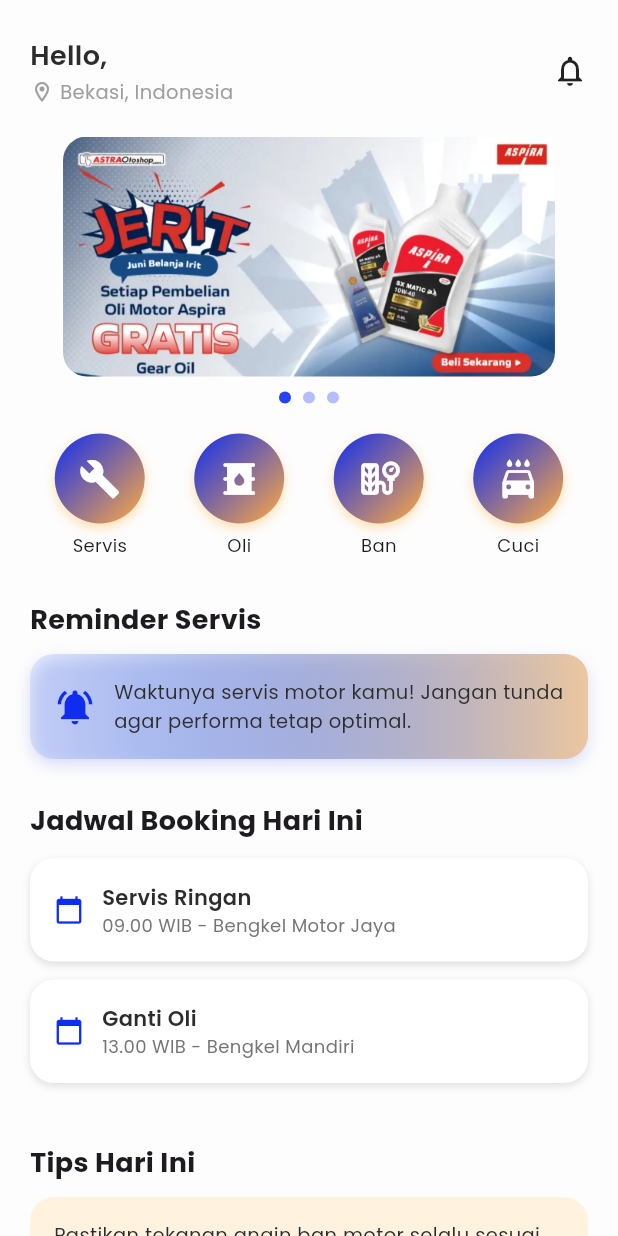
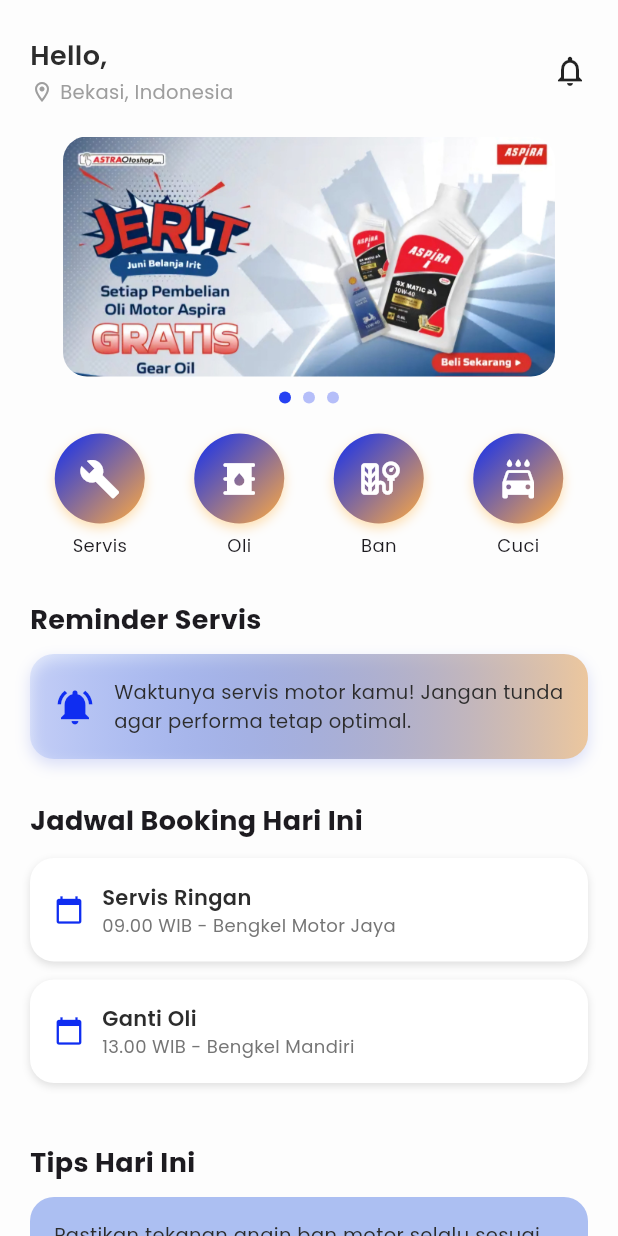
Before and after one commit to driannn4/Tugas-MP_1, a Flutter app: the HomeScreens screen opened directly with empty values, on a phone screen of 412 x 824 dp. Run offline on Flutter 3.47's test engine with Material 3 defaults, Android fonts, the light colour scheme and no system bars; drawn by our look-alikes of carousel_slider; our stand-ins replace google_fonts.

Commit message:
Simpan perubahan di home_screens.dart sebelum rebase

```diff
--- a/lib/screens/home_screens.dart
+++ b/lib/screens/home_screens.dart
@@ -167,7 +167,7 @@
             Container(
               padding: const EdgeInsets.all(16),
               decoration: BoxDecoration(
-                color: Colors.orange.shade50,
+                color: const Color.fromARGB(255, 172, 191, 242),
                 borderRadius: BorderRadius.circular(16),
               ),
               child: Text(
```
